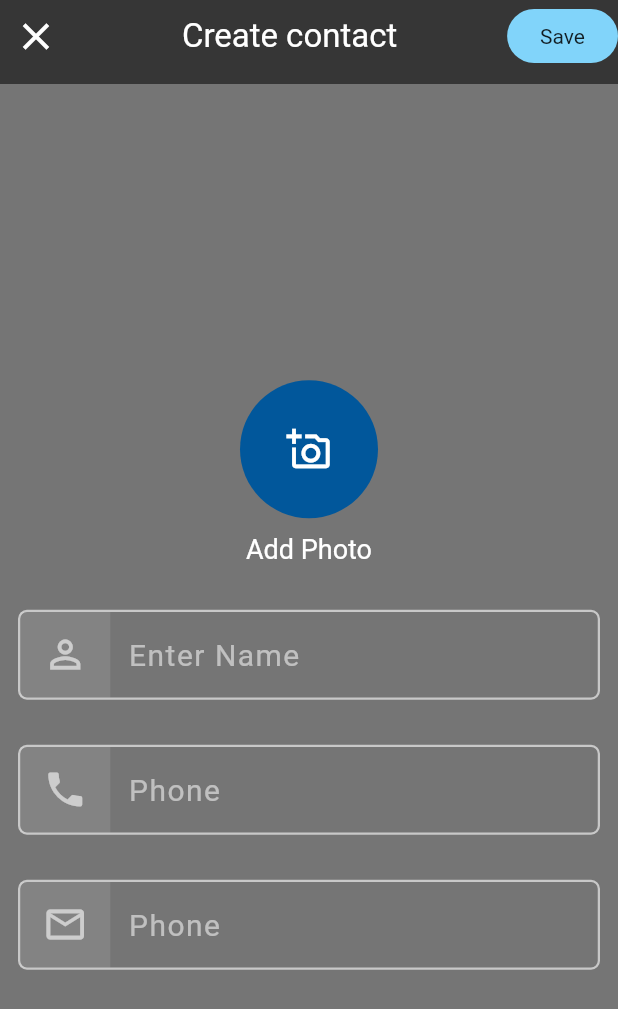
After one commit to kamrulcse7/My-Contacts-App, a Flutter app: the screen it shows after launch, after a tap on the "add" icon, on a phone screen of 412 x 824 dp. The commit adds this screen. Shown: the top 1009 px of the screen. Run offline on Flutter 3.47's test engine with Material 2 defaults, Android fonts, the phone set to English and light mode, and no system bars; our stand-ins replace sqflite; accounts and stored records are empty.

Commit message:
add contact page design

```diff
--- a/lib/main.dart
+++ b/lib/main.dart
@@ -1,8 +1,8 @@
 import 'package:flutter/material.dart';
-
-import 'screens/home_screen.dart';
+import 'screens/splash_screen.dart';
 
 void main() {
+  WidgetsFlutterBinding.ensureInitialized();
   runApp(MyApp());
 }
 
@@ -12,7 +12,7 @@ class MyApp extends StatelessWidget {
     return MaterialApp(
       title: 'MY Contacts App',
       debugShowCheckedModeBanner: false,
-      home: HomeScreen(),
+      home: SplashScreen(),
     );
   }
 }
--- /dev/null
+++ b/lib/screens/add_contact_screen.dart
@@ -0,0 +1,112 @@
+import 'package:flutter/material.dart';
+
+import '../widget/my_input_from_field.dart';
+
+class AddContactScreen extends StatelessWidget {
+  AddContactScreen({Key? key}) : super(key: key);
+
+  TextEditingController _nameController = TextEditingController();
+  TextEditingController _phoneController = TextEditingController();
+  TextEditingController _emailController = TextEditingController();
+
+  @override
+  Widget build(BuildContext context) {
+    return SafeArea(
+      child: Scaffold(
+        backgroundColor: Colors.black54,
+        appBar: AppBar(
+          automaticallyImplyLeading: false,
+          backgroundColor: Colors.black54,
+          elevation: 0.0,
+          flexibleSpace: Container(
+            child: Row(
+              children: [
+                IconButton(
+                  onPressed: () {
+                    Navigator.pop(context);
+                  },
+                  icon: Icon(
+                    Icons.close,
+                    color: Colors.white,
+                    size: 30,
+                  ),
+                ),
+                Spacer(),
+                Text(
+                  "Create contact",
+                  style: TextStyle(color: Colors.white, fontSize: 22.0),
+                ),
+                Spacer(),
+                GestureDetector(
+                  child: Container(
+                    padding:
+                        EdgeInsets.symmetric(horizontal: 22.0, vertical: 10),
+                    decoration: BoxDecoration(
+                        color: Color(0xFF81D4FA),
+                        borderRadius: BorderRadius.circular(20.0)),
+                    child: Text(
+                      "Save",
+                    ),
+                  ),
+                ),
+              ],
+            ),
+          ),
+        ),
+        body: Container(
+          height: double.infinity,
+          width: double.infinity,
+          padding: EdgeInsets.only(top: 20.0, left: 12.0, right: 12.0),
+          child: Column(
+            mainAxisAlignment: MainAxisAlignment.center,
+            children: [
+              Container(
+                child: Column(
+                  children: [
+                    CircleAvatar(
+                      backgroundColor: Color(0xFF01579B),
+                      radius: 46.0,
+                      child: Icon(
+                        Icons.add_a_photo_outlined,
+                        size: 30.0,
+                        color: Colors.white,
+                      ),
+                    ),
+                    SizedBox(
+                      height: 10,
+                    ),
+                    Text(
+                      "Add Photo",
+                      style: TextStyle(
+                        color: Colors.white,
+                        fontSize: 18.0,
+                      ),
+                    )
+                  ],
+                ),
+              ),
+              MyInputFromField(
+                textController: _nameController,
+                icon: Icons.person_outline_outlined,
+                hintText: "Enter Name",
+                keyboardType: TextInputType.name,
+              ),
+              MyInputFromField(
+                textController: _phoneController,
+                icon: Icons.phone,
+                hintText: "Phone",
+                keyboardType: TextInputType.phone,
+              ),
+              MyInputFromField(
+                textController: _emailController,
+                icon: Icons.email_outlined,
+                hintText: "Phone",
+                keyboardType: TextInputType.emailAddress,
+              ),
+            ],
+          ),
+        ),
+      ),
+    );
+  }
+}
--- a/lib/screens/home_screen.dart
+++ b/lib/screens/home_screen.dart
@@ -1,5 +1,6 @@
 import 'package:flutter/material.dart';
 
+import 'add_contact_screen.dart';
 
 class HomeScreen extends StatelessWidget {
   const HomeScreen({
@@ -8,13 +9,63 @@ class HomeScreen extends StatelessWidget {
 
   @override
   Widget build(BuildContext context) {
-    return Scaffold(
-      appBar: AppBar(
-        title: Text('Material App Bar'),
-      ),
-      body: Center(
-        child: Container(
-          child: Text('Hello World'),
+    return SafeArea(
+      child: Scaffold(
+        backgroundColor: Colors.black54,
+        floatingActionButton: GestureDetector(
+          onTap: () {
+            Navigator.of(context).push(
+              MaterialPageRoute(
+                builder: (context) => AddContactScreen(),
+              ),
+            );
+          },
+          child: Container(
+            padding: EdgeInsets.all(10.0),
+            decoration: BoxDecoration(
+              color: Color(0xFF1565C0),
+              borderRadius: BorderRadius.circular(14.0),
+            ),
+            child: Icon(
+              Icons.add,
+              color: Colors.white,
+              size: 36,
+            ),
+          ),
+        ),
+        body: Container(
+          child: ListView(
+            shrinkWrap: true,
+            children: [
+              Container(
+                padding: EdgeInsets.symmetric(vertical: 14.0, horizontal: 12.0),
+                decoration: BoxDecoration(
+                  border: Border(
+                    bottom: BorderSide(width: 0.5, color: Colors.white54),
+                  ),
+                ),
+                child: Row(
+                  children: [
+                    Icon(
+                      Icons.group_outlined,
+                      color: Colors.white,
+                    ),
+                    SizedBox(
+                      width: 10,
+                    ),
+                    Text(
+                      "177 Contacts",
+                      style: TextStyle(color: Colors.white),
+                    )
+                  ],
+                ),
+              ),
+              Container(
+                padding: EdgeInsets.only(top: 16, left: 12, right: 12),
+                // child: ,
+              )
+            ],
+          ),
         ),
       ),
     );
--- /dev/null
+++ b/lib/screens/splash_screen.dart
@@ -0,0 +1,39 @@
+import 'package:flutter/material.dart';
+import 'package:flutter/src/foundation/key.dart';
+import 'package:flutter/src/widgets/framework.dart';
+import 'package:my_contacts_app/screens/home_screen.dart';
+
+class SplashScreen extends StatefulWidget {
+  const SplashScreen({Key? key}) : super(key: key);
+
+  @override
+  State<SplashScreen> createState() => _SplashScreenState();
+}
+
+class _SplashScreenState extends State<SplashScreen> {
+  @override
+  void initState() {
+    Future.delayed(Duration(milliseconds: 1500), () {
+      Navigator.of(context).pushReplacement(
+        MaterialPageRoute(
+          builder: (context) => HomeScreen(),
+        ),
+      );
+    });
+    super.initState();
+  }
+
+  @override
+  Widget build(BuildContext context) {
+    return Scaffold(
+      backgroundColor: Colors.black54,
+      body: Center(
+        child: Icon(
+          Icons.account_circle_sharp,
+          color: Color(0xFF1565C0),
+          size: 150.0,
+        ),
+      ),
+    );
+  }
+}
--- /dev/null
+++ b/lib/widget/my_input_from_field.dart
@@ -0,0 +1,66 @@
+import 'package:flutter/material.dart';
+
+class MyInputFromField extends StatelessWidget {
+  final IconData icon;
+  final String hintText;
+  final TextEditingController textController;
+  final TextInputType? keyboardType;
+  const MyInputFromField({
+    Key? key,
+    required this.icon,
+    required this.hintText,
+    required this.textController,
+    this.keyboardType,
+  }) : super(key: key);
+
+  @override
+  Widget build(BuildContext context) {
+    return Container(
+      height: 60,
+      margin: EdgeInsets.only(top: 30),
+      decoration: BoxDecoration(
+        border: Border.all(
+          color: Colors.white60,
+          width: 1.5,
+        ),
+        borderRadius: BorderRadius.circular(6.0),
+      ),
+      child: Row(
+        children: [
+          Container(
+            width: 60,
+            alignment: Alignment.center,
+            color: Colors.white10,
+            child: Icon(
+              icon,
+              color: Colors.white60,
+              size: 30.0,
+            ),
+          ),
+          Expanded(
+            flex: 8,
+            child: Container(
+              padding: EdgeInsets.symmetric(horizontal: 12.0),
+              child: TextFormField(
+                controller: textController,
+                style: TextStyle(
+                  color: Colors.white,
+                  fontSize: 20.0,
+                  letterSpacing: 1.0,
+                ),
+                keyboardType: keyboardType,
+                decoration: InputDecoration(
+                  border: InputBorder.none,
+                  hintText: hintText,
+                  hintStyle: TextStyle(
+                    color: Colors.white54,
+                  ),
+                ),
+              ),
+            ),
+          ),
+        ],
+      ),
+    );
+  }
+}
```
